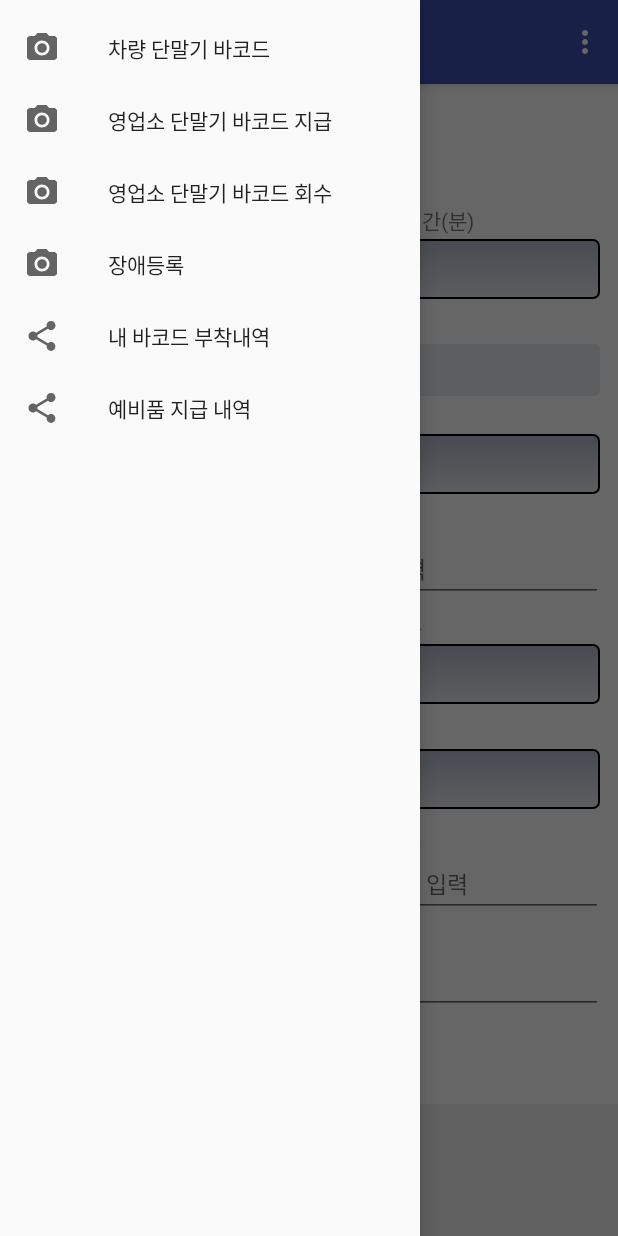
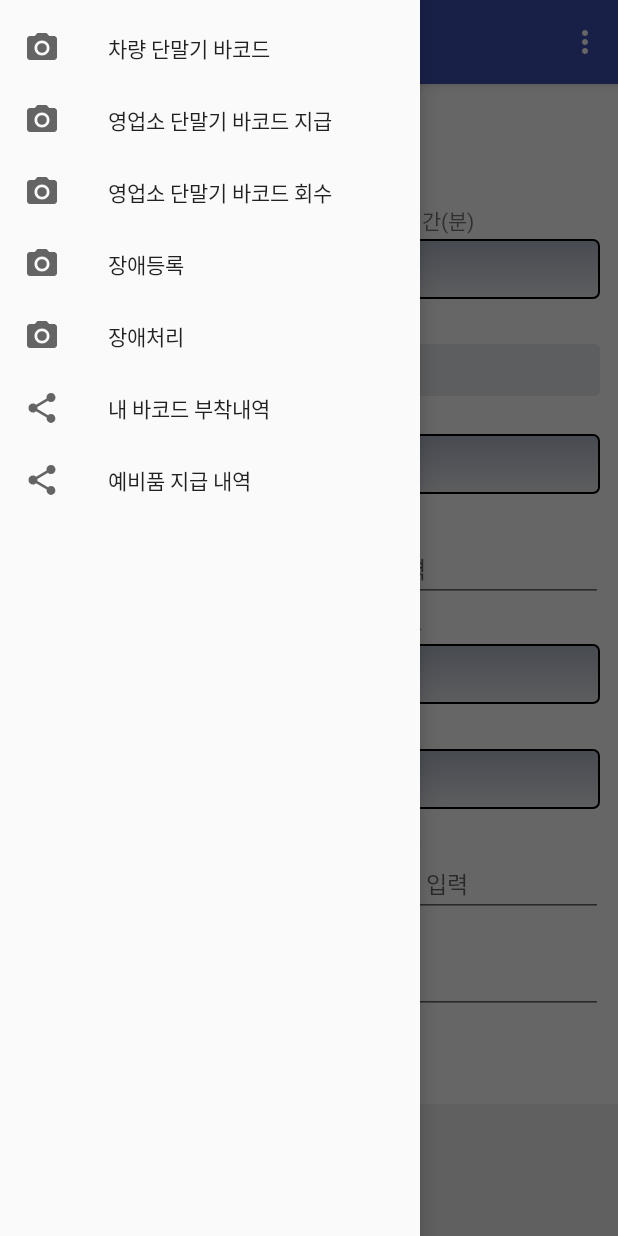
Before and after one commit to Rahansol/ERP_app_main, an Android app: the fragment Fragment_d_2 placed in its activity, with the side drawer open, on a phone screen of 412 x 824 dp. Run offline under Robolectric (Android 15) with nearby library versions, the phone set to English and light mode, and no system bars; libraries missing offline, so code that uses them is left out: com.google.zxing.integration.

Commit message:
2019 07 30
업데이트

```diff
--- a/app/src/main/java/app/erp/com/erp_app/ERP_Spring_Controller.java
+++ b/app/src/main/java/app/erp/com/erp_app/ERP_Spring_Controller.java
@@ -1,16 +1,19 @@
 package app.erp.com.erp_app;
 
 import java.util.List;
+import java.util.Map;
 
 import app.erp.com.erp_app.vo.Bus_infoVo;
 import app.erp.com.erp_app.vo.My_Work_ListVo;
 import app.erp.com.erp_app.vo.Reserve_Work_Vo;
 import app.erp.com.erp_app.vo.Trouble_CodeVo;
+import app.erp.com.erp_app.vo.Trouble_HistoryListVO;
 import app.erp.com.erp_app.vo.UnitList;
 import app.erp.com.erp_app.vo.User_InfoVo;
 import retrofit2.Call;
 import retrofit2.http.GET;
 import retrofit2.http.Query;
+import retrofit2.http.QueryMap;
 
 /**
  * Created by hsra on 2019-06-21.
@@ -73,5 +76,15 @@ public interface ERP_Spring_Controller {
     @GET("barcode/field_trouble_carecode")
     Call<List<Trouble_CodeVo>> getfield_trouble_carecode (@Query("service_id") String service_id, @Query("infra_code") String infra_code, @Query("unit_code") String unit_code , @Query("tb_highcd")String tb_highcd, @Query("tb_lowcd") String tb_lowcd);
 
+    @GET("barcode/field_my_error_list")
+    Call<List<Trouble_HistoryListVO>> getfield_my_error_list (@Query("emp_id") String emp_id);
 
+    @GET("barcode/insert_filed_error_test")
+    Call<Boolean> insert_filed_error_test (@QueryMap Map<String,Object> test);
+
+    @GET("barcode/app_history_office_group")
+    Call<List<Bus_infoVo>> get_app_history_office_group();
+
+    @GET("barcode/app_error_Bus_Office")
+    Call<List<Bus_infoVo>> get_app_error_Bus_Office (@Query("johap_name") String johap_name);
 }
--- a/app/src/main/java/app/erp/com/erp_app/Fragment_c.java
+++ b/app/src/main/java/app/erp/com/erp_app/Fragment_c.java
@@ -193,6 +193,8 @@ public class Fragment_c extends Fragment {
                                     FragmentTransaction ft = getFragmentManager().beginTransaction();
                                     ft.replace(R.id.frage_change,fragment);
                                     ft.commit();
+
+
                                 }
                             });
                     if(result.equals("true")){
--- a/app/src/main/java/app/erp/com/erp_app/Fragment_d_2.java
+++ b/app/src/main/java/app/erp/com/erp_app/Fragment_d_2.java
@@ -1,5 +1,6 @@
 package app.erp.com.erp_app;
 
+import android.app.DatePickerDialog;
 import android.app.Fragment;
 import android.content.Context;
 import android.content.Intent;
@@ -15,6 +16,7 @@ import android.widget.AdapterView;
 import android.widget.ArrayAdapter;
 import android.widget.Button;
 import android.widget.CheckBox;
+import android.widget.DatePicker;
 import android.widget.EditText;
 import android.widget.LinearLayout;
 import android.widget.RadioButton;
@@ -25,7 +27,10 @@ import android.widget.TextView;
 import com.google.zxing.integration.android.IntentIntegrator;
 import com.google.zxing.integration.android.IntentResult;
 
+import java.text.SimpleDateFormat;
 import java.util.ArrayList;
+import java.util.Calendar;
+import java.util.Date;
 import java.util.List;
 
 import app.erp.com.erp_app.vo.Bus_infoVo;
@@ -50,15 +55,13 @@ public class Fragment_d_2 extends Fragment implements MainActivity.OnBackPressed
     String click_type ,bus_barcode, area_code;
     List<String> scan_unit_barcodes;
     EditText find_bus_num;
-    TextView reserve_area_name , reserve_unit_barcode;
-    SharedPreferences pref, barcode_type_pref;
+    TextView reserve_area_name , reserve_unit_barcode, nms_dep_name, start_day;
+    SharedPreferences pref;
     SharedPreferences.Editor editor;
-
-    LinearLayout care_layout , old_new_layout , old_select , old_barcode , new_old_layout , new_selcet ,new_barcode;
 
     CheckBox bs_yn;
 
-    Spinner bus_num_list, field_trouble_error_type_list , field_trouble_high_code_list, field_trouble_low_code_list, field_trouble_care_code_list;
+    Spinner nms_infra_type , nms_group;
 
     RadioGroup today_group;
     RadioButton today_y , today_n;
@@ -70,7 +73,85 @@ public class Fragment_d_2 extends Fragment implements MainActivity.OnBackPressed
     public View onCreateView(LayoutInflater inflater, ViewGroup container, Bundle savedInstanceState) {
         final View view = inflater.inflate(R.layout.fragment_d_2, container ,false);
         context = getActivity();
+
+        Date date = new Date();
+        SimpleDateFormat sdf = new SimpleDateFormat("yyyy-MM-dd");
+        String get_today = sdf.format(date);
+
+        pref = context.getSharedPreferences("user_info", Context.MODE_PRIVATE);
+        String dep_name = pref.getString("dep_name",null);
+
+        nms_dep_name = (TextView)view.findViewById(R.id.nms_dep_name);
+        nms_dep_name.setText(dep_name);
+
+        start_day = (TextView)view.findViewById(R.id.start_day);
+        start_day.setText(get_today);
+
+        final Calendar cal = Calendar.getInstance();
+        view.findViewById(R.id.start_day).setOnClickListener(new View.OnClickListener() {
+            @Override
+            public void onClick(View view) {
+                DatePickerDialog dialog = new DatePickerDialog(context, new DatePickerDialog.OnDateSetListener() {
+                    @Override
+                    public void onDateSet(DatePicker datePicker, int year, int month, int date) {
+
+                        String msg = String.format("%d-%02d-%02d", year, month+1, date);
+                        start_day.setText(msg);
+
+                    }
+                }, cal.get(Calendar.YEAR), cal.get(Calendar.MONTH), cal.get(Calendar.DATE));
+
+                dialog.getDatePicker().setMaxDate(new Date().getTime());    //입력한 날짜 이후로 클릭 안되게 옵션
+                dialog.show();
+            }
+        });
+        new get_app_history_office_group().execute();
+
+        nms_infra_type = (Spinner)view.findViewById(R.id.nms_infra_type);
+        nms_group = (Spinner)view.findViewById(R.id.nms_group);
+
         return view;
+    }
+
+    private class get_app_history_office_group extends AsyncTask<String, Integer, Long>{
+        @Override
+        protected Long doInBackground(String... strings) {
+            retrofit = new Retrofit.Builder()
+                    .baseUrl(getResources().getString(R.string.test_url))
+                    .addConverterFactory(GsonConverterFactory.create())
+                    .build();
+            ERP_Spring_Controller erp = retrofit.create(ERP_Spring_Controller.class);
+            Call<List<Bus_infoVo>> call = erp.get_app_history_office_group();
+            call.enqueue(new Callback<List<Bus_infoVo>>() {
+                @Override
+                public void onResponse(Call<List<Bus_infoVo>> call, Response<List<Bus_infoVo>> response) {
+                    final List<Bus_infoVo> list = response.body();
+                    final List<String> spinner_list = new ArrayList<>();
+                    for (Bus_infoVo i : list){
+                        spinner_list.add(i.getOffice_group());
+                    }
+                    nms_group.setAdapter(new ArrayAdapter<String>(context,android.R.layout.simple_spinner_dropdown_item,spinner_list));
+                    nms_group.setOnItemSelectedListener(new AdapterView.OnItemSelectedListener() {
+                        @Override
+                        public void onItemSelected(AdapterView<?> parent, View view, int position, long id) {
+                            String select_nms_group = spinner_list.get(position);
+                            String select_nms_id = "";
+                        }
+
+                        @Override
+                        public void onNothingSelected(AdapterView<?> parent) {
+
+                        }
+                    });
+                }
+
+                @Override
+                public void onFailure(Call<List<Bus_infoVo>> call, Throwable t) {
+
+                }
+            });
+            return null;
+        }
     }
 
     @Override
@@ -105,4 +186,5 @@ public class Fragment_d_2 extends Fragment implements MainActivity.OnBackPressed
         ((MainActivity)activity).setOnBackPressedListener(this);
     }
 
+
 }
--- a/app/src/main/java/app/erp/com/erp_app/Fragment_d_5.java
+++ b/app/src/main/java/app/erp/com/erp_app/Fragment_d_5.java
@@ -57,7 +57,7 @@ public class Fragment_d_5 extends Fragment implements MainActivity.OnBackPressed
 
     @Override
     public View onCreateView(LayoutInflater inflater, ViewGroup container, Bundle savedInstanceState) {
-        final View view = inflater.inflate(R.layout.fragment_d_4, container ,false);
+        final View view = inflater.inflate(R.layout.fragment_d_5, container ,false);
         context = getActivity();
         return view;
     }
--- a/app/src/main/java/app/erp/com/erp_app/LoginActivity.java
+++ b/app/src/main/java/app/erp/com/erp_app/LoginActivity.java
@@ -51,7 +51,6 @@ public class LoginActivity extends Activity{
         super.onCreate(savedInstanceState);
         setContentView(R.layout.activity_login);
         pref = getSharedPreferences("user_info" , MODE_PRIVATE);
-
         editor = pref.edit();
 
         progressDialog = new ProgressDialog(this);
--- a/app/src/main/java/app/erp/com/erp_app/MainActivity.java
+++ b/app/src/main/java/app/erp/com/erp_app/MainActivity.java
@@ -137,6 +137,10 @@ public class MainActivity extends AppCompatActivity
             fragment = new Fragment_d();
             title = "장애등록";
         }
+        else if(id == R.id.field_my_error){
+            fragment = new Fragment_d_0();
+            title = "장애처리";
+        }
         if(fragment != null){
             FragmentTransaction ft = getFragmentManager().beginTransaction();
             ft.replace(R.id.frage_change,fragment);
--- a/app/src/main/res/layout/fragment_d_2.xml
+++ b/app/src/main/res/layout/fragment_d_2.xml
@@ -26,7 +26,7 @@
                 <TextView
                     android:layout_width="wrap_content"
                     android:layout_height="wrap_content"
-                    android:text="@string/bus_num_string" />
+                    android:text="@string/reg_date_string" />
 
                 <TextView
                     android:gravity="center"
@@ -34,7 +34,7 @@
                     android:textSize="@dimen/big_font_size"
                     android:layout_width="match_parent"
                     android:layout_height="match_parent"
-                    android:text="2018-10-10"
+                    android:text="2019-10-10"
                     android:textAlignment="center"
                     android:singleLine="true"
                     android:maxLines="1"/>
@@ -130,6 +130,7 @@
                         android:text="@string/office_string2" />
 
                     <TextView
+                        android:id="@+id/nms_dep_name"
                         android:layout_width="match_parent"
                         android:layout_height="match_parent"
                         android:textSize="@dimen/middle_font_size"
@@ -159,10 +160,11 @@
                         android:text="@string/infra_type" />
 
                     <Spinner
+                        android:id="@+id/nms_infra_type"
                         android:layout_width="match_parent"
                         android:layout_height="40dp"
                         style="@style/spinner_style"
-                        android:entries="@array/time_hour">
+                        android:entries="@array/infra_type">
 
                     </Spinner>
 
@@ -180,10 +182,10 @@
                         android:text="@string/area_code" />
 
                     <Spinner
+                        android:id="@+id/nms_group"
                         android:layout_width="match_parent"
                         android:layout_height="40dp"
-                        style="@style/spinner_style"
-                        android:entries="@array/time_hour">
+                        style="@style/spinner_style">
 
                     </Spinner>
 
--- a/app/src/main/res/menu/activity_main_drawer.xml
+++ b/app/src/main/res/menu/activity_main_drawer.xml
@@ -23,6 +23,11 @@
             android:title="장애등록"/>
 
         <item
+            android:id="@+id/field_my_error"
+            android:icon="@drawable/ic_menu_camera"
+            android:title="장애처리"/>
+
+        <item
             android:id="@+id/my_barcode_workList"
             android:icon="@drawable/ic_menu_share"
             android:title="내 바코드 부착내역"/>
--- a/app/src/main/res/values/strings.xml
+++ b/app/src/main/res/values/strings.xml
@@ -33,6 +33,8 @@
 
     <string name="error_time_hour">※ 장애발생시간</string>
     <string name="error_time_min">※ 장애발생시간(분)</string>
+    <string name="reg_date_string">※ 장애발생일</string>
+    <string name="reg_emp_name_string">※ 등록자</string>
 
     <string name = "infra_type">※ 인프라타입</string>
 </resources>
```
Also changed, not shown: app/src/main/java/app/erp/com/erp_app/Fragment_d_1.java (+249 -12 lines), app/src/main/java/app/erp/com/erp_app/vo/Bus_infoVo.java (+11 -1 lines), app/src/main/res/layout/fragment_d_1.xml (+28 -5 lines), app/src/main/res/layout/fragment_d_3.xml (+9 -5 lines), app/src/main/res/values/colors.xml (+16 -0 lines), app/src/main/res/values/styles.xml (+29 -0 lines).
